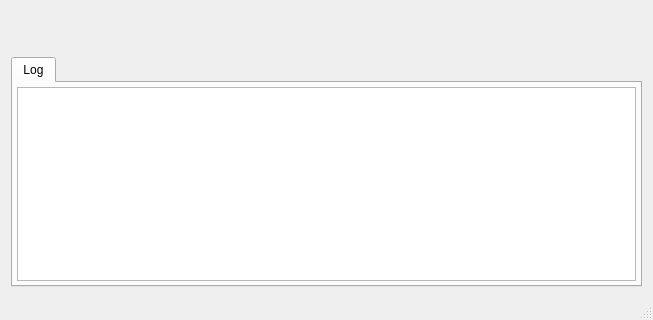
First picture: the form in src/mainwindow.ui, repository ClementINSA/SerialPlot, before the edit; both pictures show x 0 to 653 and y 330 to 650 of the 653 by 650 pixel window.
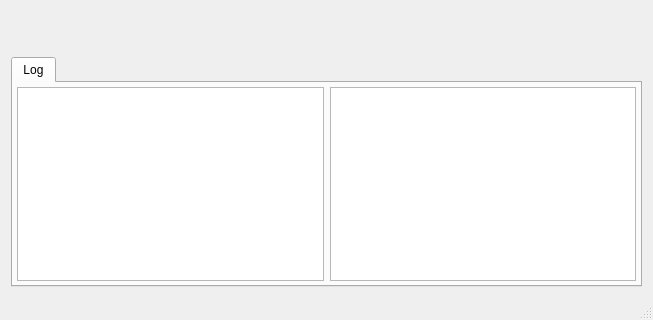
Second picture: the form after the edit. Custom widgets are drawn as their Qt base class.

Commit message: Printing of the message received in the Log Window.

```diff
--- a/src/mainwindow.ui
+++ b/src/mainwindow.ui
@@ -73,11 +73,20 @@
         </property>
         <item>
          <widget class="QPlainTextEdit" name="ptLog">
+          <property name="maximumSize">
+           <size>
+            <width>16777215</width>
+            <height>16777215</height>
+           </size>
+          </property>
           <property name="readOnly">
            <bool>true</bool>
           </property>
          </widget>
         </item>
+        <item>
+         <widget class="QPlainTextEdit" name="ptMessages"/>
+        </item>
        </layout>
       </widget>
      </widget>
```
Left out of the diff: 2 changed lines with no effect on the pictures. The commit also changes 5 other files.
